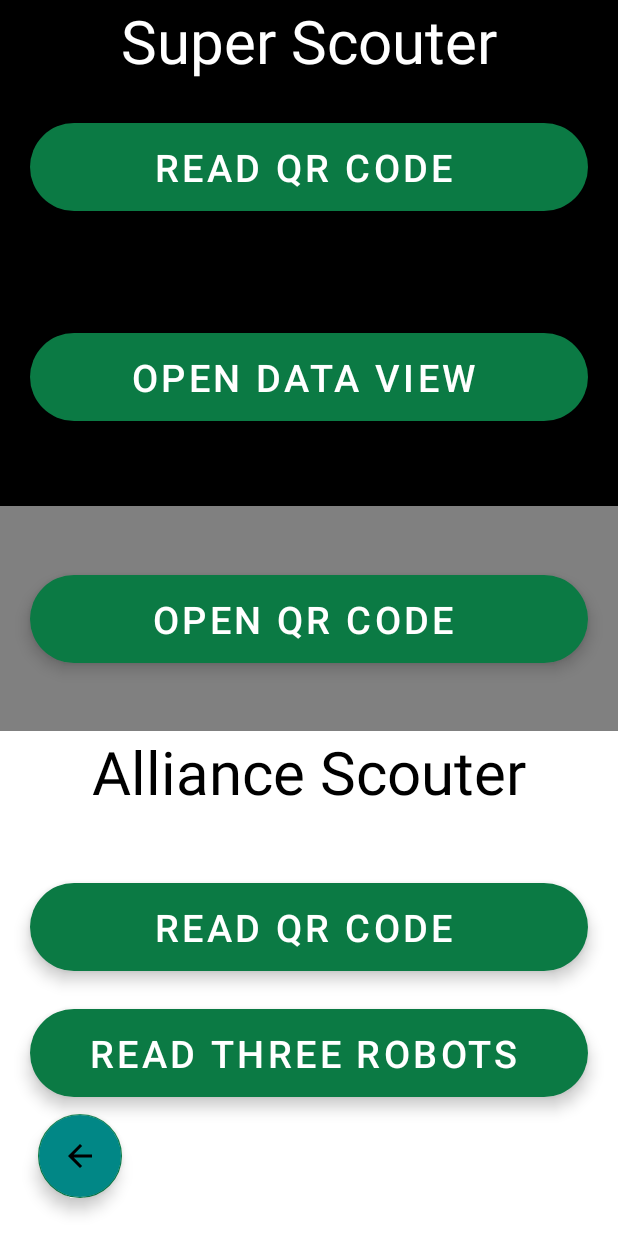
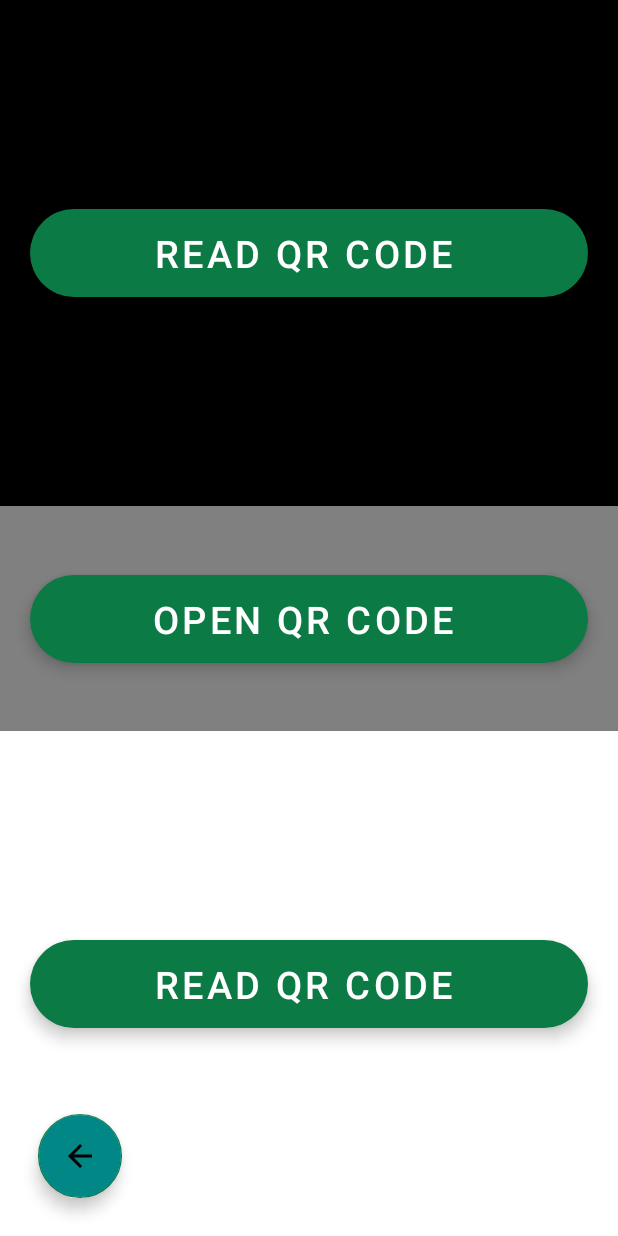
Before and after one commit to Eaglegrant/328_Scouting_App, an Android app: the QRCodeScanner screen opened directly, with no data from a screen before it, on a phone screen of 412 x 824 dp. Run offline under Robolectric (Android 15) with nearby library versions, the phone set to English and light mode, and no system bars; libraries missing offline, so code that uses them is left out: androidmads.library.qrgenearator, com.opencsv; network calls fail.

Commit message:
Updated the code for QR reading. Fixed some asthetics

```diff
--- a/app/src/main/java/robotics/scouting/current/CameraScannerAlliance.java
+++ b/app/src/main/java/robotics/scouting/current/CameraScannerAlliance.java
@@ -52,8 +52,7 @@ public class CameraScannerAlliance extends AppCompatActivity implements ZXingSca
         if(currentApiVersion >= Build.VERSION_CODES.M){
             if(checkPermission()){
                 //  Toast.makeText(getApplicationContext(),"Permission is granted",Toast.LENGTH_LONG).show();
-            }else{
-                requestPermission();
+            }else{                requestPermission();
             }
         }
 
--- a/app/src/main/java/robotics/scouting/current/QRCodeScanner.java
+++ b/app/src/main/java/robotics/scouting/current/QRCodeScanner.java
@@ -41,11 +41,9 @@ import androidmads.library.qrgenearator.QRGContents;
 import androidmads.library.qrgenearator.QRGEncoder;
 
 public class QRCodeScanner extends AppCompatActivity implements  View.OnClickListener {
-    MaterialButton scanBtn;
     MaterialButton scanBtnAlliance;
     MaterialButton openQRFolder;
     MaterialButton GridButton;
-    MaterialButton groupReader;
     FloatingActionButton fab;
     String imagesDir;
 
@@ -53,27 +51,17 @@ public class QRCodeScanner extends AppCompatActivity implements  View.OnClickLis
     protected void onCreate(Bundle savedInstanceState) {
         super.onCreate(savedInstanceState);
         setContentView(R.layout.activity_qrcode_scanner);
-        scanBtn = (MaterialButton) findViewById(R.id.scanBtnSuper);
         openQRFolder = (MaterialButton) findViewById(R.id.fabFolder);
         scanBtnAlliance = (MaterialButton) findViewById(R.id.scanBtnAlliance);
-        GridButton = (MaterialButton) findViewById(R.id.GridButton);
         fab = (FloatingActionButton) findViewById(R.id.fab);
-        groupReader = (MaterialButton) findViewById(R.id.groupReader);
-        scanBtn.setOnClickListener(this);
         scanBtnAlliance.setOnClickListener(this);
         openQRFolder.setOnClickListener(this);
-        GridButton.setOnClickListener(this);
-        groupReader.setOnClickListener(this);
         fab.setOnClickListener(this);
     }
 
     @Override
     public void onClick(View v) {
         switch (v.getId()) {
-            case R.id.scanBtnSuper:
-                Intent intent = new Intent(QRCodeScanner.this, CameraScanner.class);
-                startActivity(intent);
-                break;
             case R.id.scanBtnAlliance:
                 Intent intent2 = new Intent(QRCodeScanner.this, CameraScannerAlliance.class);
                 startActivity(intent2);
@@ -84,15 +72,6 @@ public class QRCodeScanner extends AppCompatActivity implements  View.OnClickLis
                 intent1.putExtra("path", imagesDir);
                 intent1.putExtra("sendBack", false);
                 startActivity(intent1);
-                break;
-            case R.id.GridButton:
-                Intent intent3 = null;
-                    intent3 = new Intent(QRCodeScanner.this, GridActivity.class);
-                    startActivity(intent3);
-                break;
-            case R.id.groupReader:
-                Intent intent4 = new Intent(QRCodeScanner.this, GroupReader.class);
-                startActivity(intent4);
                 break;
             case R.id.fab:
                 if (getIntent().getBooleanExtra("location",false)){
--- a/app/src/main/res/layout/activity_qrcode_scanner.xml
+++ b/app/src/main/res/layout/activity_qrcode_scanner.xml
@@ -21,34 +21,17 @@
 
 
         <com.google.android.material.floatingactionbutton.ExtendedFloatingActionButton
-            android:id="@+id/GridButton"
-            android:layout_width="match_parent"
-            android:layout_height="wrap_content"
-            android:layout_gravity="center_horizontal"
-            android:layout_marginStart="20dp"
-            android:layout_marginEnd="20dp"
-            android:layout_marginTop="25dp"
-            android:text="Open Data View"
-            android:textAlignment="center"
-            android:textColor="@color/white"
-            android:textSize="25dp"
-            app:layout_constraintEnd_toEndOf="parent"
-            app:layout_constraintStart_toStartOf="parent"
-            app:layout_constraintBottom_toBottomOf="parent"
-            app:layout_constraintTop_toBottomOf="@id/scanBtnSuper" />
-        <com.google.android.material.floatingactionbutton.ExtendedFloatingActionButton
             android:id="@+id/scanBtnSuper"
             android:layout_width="match_parent"
             android:layout_height="wrap_content"
             android:layout_gravity="center_horizontal"
             android:layout_marginStart="20dp"
             android:layout_marginEnd="20dp"
-            android:layout_marginTop="25dp"
             android:text="Read QR Code"
             android:textAlignment="center"
             android:textColor="@color/white"
             android:textSize="25dp"
-            app:layout_constraintBottom_toTopOf="@id/GridButton"
+            app:layout_constraintBottom_toBottomOf="parent"
             app:layout_constraintEnd_toEndOf="parent"
             app:layout_constraintStart_toStartOf="parent"
             app:layout_constraintTop_toTopOf="parent" />
@@ -101,7 +84,6 @@
             android:layout_height="wrap_content"
             android:layout_gravity="center_horizontal"
             android:layout_marginStart="20dp"
-            android:layout_marginBottom="75dp"
             android:layout_marginEnd="20dp"
             android:text="Read QR Code"
             android:textAlignment="center"
@@ -111,46 +93,7 @@
             app:layout_constraintEnd_toEndOf="parent"
             app:layout_constraintStart_toStartOf="parent"
             app:layout_constraintTop_toTopOf="parent" />
-        <com.google.android.material.floatingactionbutton.ExtendedFloatingActionButton
-            android:id="@+id/groupReader"
-            android:layout_width="match_parent"
-            android:layout_height="wrap_content"
-            android:layout_gravity="center_horizontal"
-            android:layout_marginStart="20dp"
-            android:layout_marginEnd="20dp"
-            android:layout_marginTop="25dp"
-            android:text="Read Three Robots"
-            android:textAlignment="center"
-            android:textColor="@color/white"
-            android:textSize="25dp"
-            app:layout_constraintEnd_toEndOf="parent"
-            app:layout_constraintStart_toStartOf="parent"
-            app:layout_constraintTop_toBottomOf="@id/scanBtnAlliance" />
     </androidx.constraintlayout.widget.ConstraintLayout>
-    <TextView
-        android:layout_width="match_parent"
-        android:layout_height="wrap_content"
-        android:text="Alliance Scouter"
-        android:textAlignment="center"
-        android:textColor="@color/black"
-        android:textSize="40dp"
-        app:layout_constraintTop_toTopOf="@+id/linearLayout2"
-        app:layout_constraintEnd_toEndOf="parent"
-        app:layout_constraintStart_toStartOf="parent">
-        >
-    </TextView>
-    <TextView
-        android:layout_width="match_parent"
-        android:layout_height="wrap_content"
-        android:text="Super Scouter"
-        android:textAlignment="center"
-        android:textColor="@color/white"
-        android:textSize="40dp"
-        app:layout_constraintTop_toTopOf="parent"
-        app:layout_constraintEnd_toEndOf="parent"
-        app:layout_constraintStart_toStartOf="parent"
-        app:layout_constraintTop_toBottomOf="@id/linearLayout1">
-    </TextView>
 
     <com.google.android.material.floatingactionbutton.FloatingActionButton
         android:id="@+id/fab"
```
Also changed, not shown: app/src/main/AndroidManifest.xml (+2 -7 lines), app/src/main/java/robotics/scouting/current/CameraScanner.java (deleted, +0 -258 lines), app/src/main/java/robotics/scouting/current/EndGameAlliance.java (+11 -51 lines), app/src/main/java/robotics/scouting/current/GroupReader.java (deleted, +0 -267 lines).
